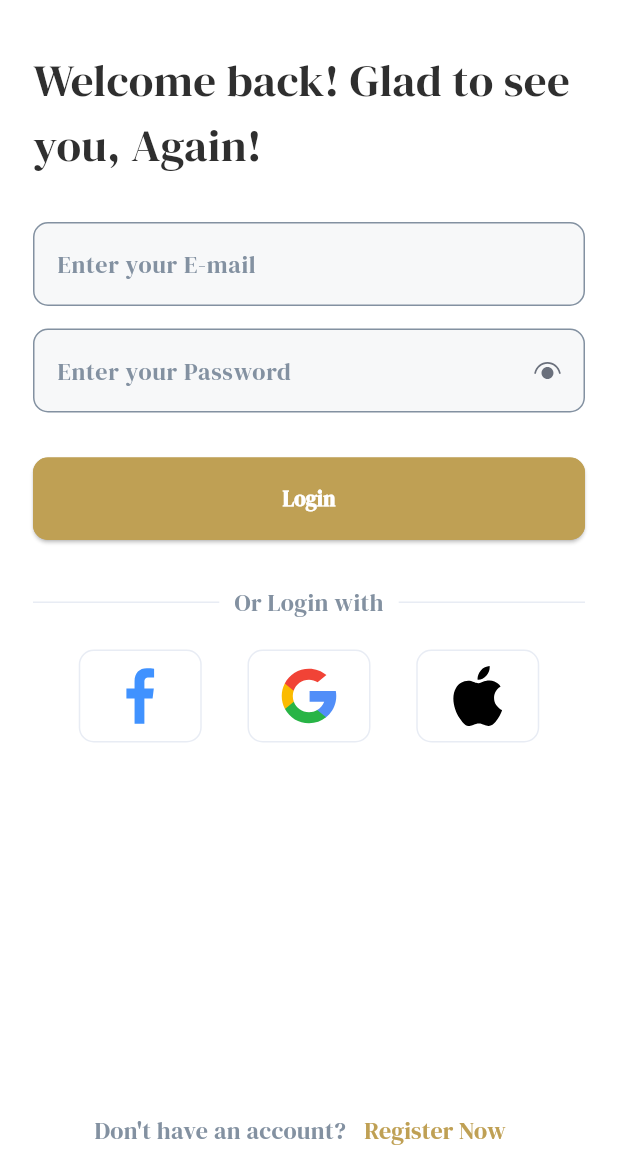
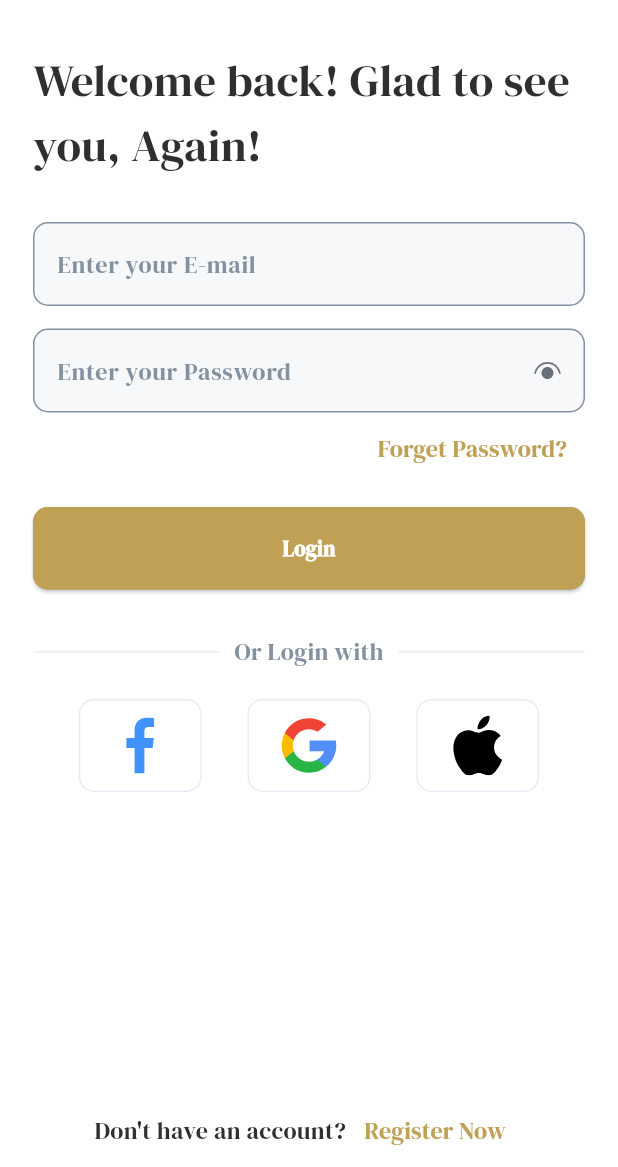
Before and after one commit to nadaeltorgoman/bookia_app, a Flutter app: the screen it shows after launch, after a tap on "Login", on a phone screen of 412 x 824 dp, the part 69-1236 px from its top. Run offline on Flutter 3.47's test engine with Material 3 defaults, Android fonts, the phone set to English and light mode, and no system bars; our stand-ins replace flutter_svg, gap, go_router, pinput.

Commit message:
add forget password with otp checker

```diff
--- a/lib/core/routers/app_routers.dart
+++ b/lib/core/routers/app_routers.dart
@@ -1,5 +1,9 @@
+import 'package:bookia/features/auth/presentation/pages/forget_password_screen.dart';
 import 'package:bookia/features/auth/presentation/pages/login_screen.dart';
+import 'package:bookia/features/auth/presentation/pages/new_password_screen.dart';
+import 'package:bookia/features/auth/presentation/pages/otp_verification_screen.dart';
 import 'package:bookia/features/auth/presentation/pages/register_screen.dart';
+import 'package:bookia/features/auth/presentation/pages/success_screen.dart';
 import 'package:bookia/features/intro/page/splash_screen.dart';
 import 'package:bookia/features/intro/page/welcome_screen.dart';
 import 'package:go_router/go_router.dart';
@@ -10,6 +14,10 @@ class AppRouters {
   static const String home = '/home';
   static const String login = '/login';
   static const String register = '/register';
+  static const String forgetPassword = '/forget-password';
+  static const String otpVerification = '/otp-verification';
+  static const String newPassword = '/new-password';
+  static const String success = '/success';
   static const String profile = '/profile';
   static const String settings = '/settings';
   static const String bookmark = '/bookmark';
@@ -32,5 +40,21 @@ class AppRouters {
       path: register,
       builder: (context, state) => const RegisterScreen(),
     ),
+    GoRoute(
+      path: forgetPassword,
+      builder: (context, state) => const ForgetPasswordScreen(),
+    ),
+    GoRoute(
+      path: otpVerification,
+      builder: (context, state) => const OTPVerificationScreen(),
+    ),
+    GoRoute(
+      path: newPassword,
+      builder: (context, state) => const NewPasswordScreen(),
+    ),
+    GoRoute(
+      path: success,
+      builder: (context, state) => const SuccessScreen(),
+    ),
   ]);
 }
--- a/lib/core/utils/app_colors.dart
+++ b/lib/core/utils/app_colors.dart
@@ -1,13 +1,16 @@
 import 'dart:ui';
+
+import 'package:flutter/material.dart';
 
 class AppColors {
   static const primaryColor = Color(0xFFBFA054);
   static const darkColor = Color(0xFF2F2F2F);
   static const borderColor = Color(0xFFE8ECF4);
+  static const lightGreyColor = Color(0xFFF7F8F9);
   static const greyColor = Color(0xFF8391A1);
   static const accentColor = Color(0xFFF7F8F9);
   static const whiteColor = Color(0xFFFFFFFF);
   static const blackColor = Color(0xFF000000);
   static const errorColor = Color(0xFFFF0000);
-  static const successColor = Color(0xFF00FF00);
+  static const successColor = Colors.green;
 }
--- a/lib/core/utils/app_text_style.dart
+++ b/lib/core/utils/app_text_style.dart
@@ -30,6 +30,13 @@ class AppTextStyle {
         color: color ?? AppColors.greyColor,
       );
 
+  static TextStyle getBodyText({double? fontSize, FontWeight? fontWeight, Color? color}) =>
+      TextStyle(
+        fontSize: fontSize ?? 16,
+        fontWeight: fontWeight ?? FontWeight.normal,
+        color: color ?? AppColors.greyColor,
+      );
+
   static TextStyle getButton({double? fontSize, FontWeight? fontWeight, Color? color}) => TextStyle(
     fontSize: fontSize ?? 14,
     fontWeight: fontWeight ?? FontWeight.bold,
--- a/lib/features/auth/presentation/pages/login_screen.dart
+++ b/lib/features/auth/presentation/pages/login_screen.dart
@@ -5,12 +5,12 @@ import 'package:bookia/core/routers/app_routers.dart';
 import 'package:bookia/core/utils/app_colors.dart';
 import 'package:bookia/core/utils/app_text_style.dart';
 import 'package:bookia/features/auth/presentation/widgets/app_bottom_navigation_bar.dart';
+import 'package:bookia/features/auth/presentation/widgets/app_leading_button.dart';
 import 'package:bookia/features/auth/presentation/widgets/name_text_form_field.dart';
 import 'package:bookia/features/auth/presentation/widgets/social_login_row.dart';
 import 'package:flutter/material.dart';
 import 'package:flutter_svg/svg.dart';
 import 'package:gap/gap.dart';
-import 'package:go_router/go_router.dart';
 
 class LoginScreen extends StatefulWidget {
   const LoginScreen({super.key});
@@ -24,13 +24,7 @@ class _LoginScreenState extends State<LoginScreen> {
   Widget build(BuildContext context) {
     return Scaffold(
       appBar: AppBar(
-        leading: Padding(
-          padding: const EdgeInsets.all(10.0),
-          child: InkWell(
-            onTap: () => context.pop(),
-            child: SvgPicture.asset(AppAssets.backArrowIcon, width: 40, height: 40),
-          ),
-        ),
+        leading: AppLeadingButton(),
       ),
       body: SingleChildScrollView(
         child: Padding(
@@ -50,7 +44,17 @@ class _LoginScreenState extends State<LoginScreen> {
                 keyboardType: TextInputType.visiblePassword,
                 suffixIcon: IconButton(icon: SvgPicture.asset(AppAssets.eyeIcon), onPressed: () {}),
               ),
-              const Gap(30),
+              Align(
+                alignment: Alignment.centerRight,
+                child: TextButton(
+                  onPressed: () => context.navigateTo(AppRouters.forgetPassword),
+                  child: Text(
+                    'Forget Password?',
+                    style: AppTextStyle.getSmallText(color: AppColors.primaryColor),
+                  ),
+                ),
+              ),
+              const Gap(15),
               MainButton(
                 title: 'Login',
                 onPressed: () {
@@ -79,7 +83,7 @@ class _LoginScreenState extends State<LoginScreen> {
       bottomNavigationBar: AppBottomNavigationBar(
         title: 'Don\'t have an account?',
         buttonText: 'Register Now',
-        onPressed: () => context.navigateToReplacement(AppRouters.register),
+        onPressed: () => context.navigateTo(AppRouters.register),
       ),
     );
   }
--- a/lib/features/auth/presentation/widgets/app_bottom_navigation_bar.dart
+++ b/lib/features/auth/presentation/widgets/app_bottom_navigation_bar.dart
@@ -3,9 +3,7 @@ import 'package:bookia/core/utils/app_text_style.dart';
 import 'package:flutter/material.dart';
 
 class AppBottomNavigationBar extends StatelessWidget {
-  const AppBottomNavigationBar({
-    super.key, this.title, this.buttonText ,this.onPressed,
-  });
+  const AppBottomNavigationBar({super.key, this.title, this.buttonText, this.onPressed});
   final String? title;
   final String? buttonText;
   final VoidCallback? onPressed;
@@ -17,8 +15,8 @@ class AppBottomNavigationBar extends StatelessWidget {
         mainAxisAlignment: MainAxisAlignment.center,
         children: [
           Text(
-            title ?? 'Don\'t have an account?' ,
-            style: AppTextStyle.getSmallText(color: AppColors.greyColor),
+            title ?? 'Don\'t have an account?',
+            style: AppTextStyle.getSmallText(color: AppColors.darkColor),
           ),
           TextButton(
             onPressed: onPressed,
--- a/pubspec.yaml
+++ b/pubspec.yaml
@@ -34,6 +34,7 @@ dependencies:
   flutter_svg: ^2.2.0
   gap: ^3.0.1
   go_router: ^15.2.3
+  pinput: ^5.0.1
 
 dev_dependencies:
   flutter_lints: ^5.0.0
```
Also changed, not shown: lib/features/auth/presentation/pages/forget_password_screen.dart (added, +59 -0 lines), lib/features/auth/presentation/pages/new_password_screen.dart (added, +63 -0 lines), lib/features/auth/presentation/pages/otp_verification_screen.dart (added, +92 -0 lines), lib/features/auth/presentation/pages/success_screen.dart (added, +46 -0 lines), pubspec.lock.
